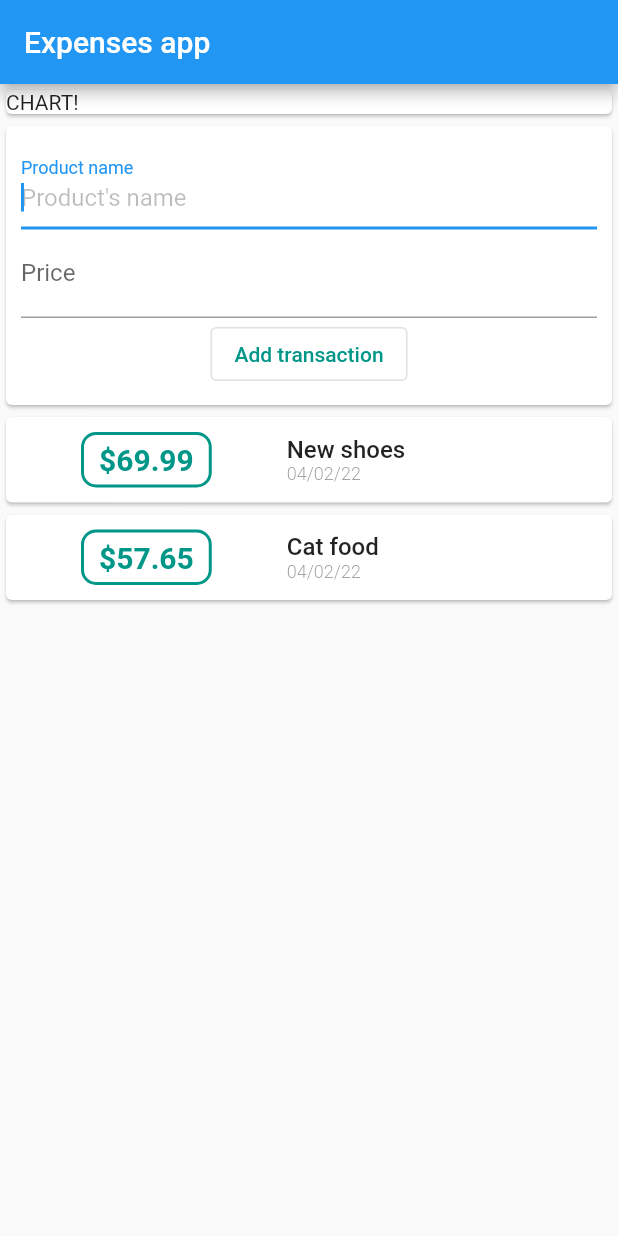
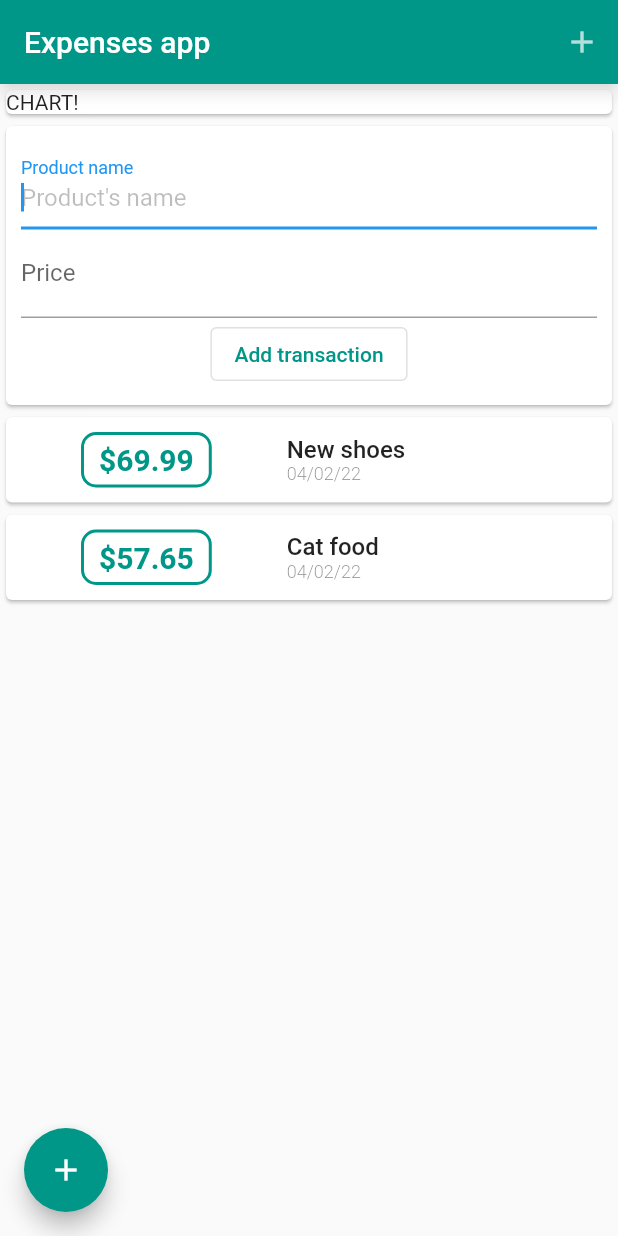
Before and after one commit to analubarreto/expenses_app, a Flutter app: the screen it shows after launch, after a tap on "Add transaction", on a phone screen of 412 x 824 dp. Run offline on Flutter 3.47's test engine with Material 2 defaults, Android fonts, the phone set to English and light mode, and no system bars.

Commit message:
added action buttons

```diff
--- a/lib/main.dart
+++ b/lib/main.dart
@@ -1,12 +1,14 @@
 import 'widgets/user_transactions.dart';
 import 'package:flutter/material.dart';
 
-void main() => runApp(MyApp());
+void main() => runApp(const MyApp());
 
 class MyApp extends StatelessWidget {
+  const MyApp({Key? key}) : super(key: key);
+
   @override
   Widget build(BuildContext context) {
-    return MaterialApp(
+    return const MaterialApp(
       title: 'Expenses app',
       home: MyHomePage(),
     );
@@ -14,10 +16,24 @@ class MyApp extends StatelessWidget {
 }
 
 class MyHomePage extends StatelessWidget {
+  const MyHomePage({Key? key}) : super(key: key);
+
   @override
   Widget build(BuildContext context) {
     return Scaffold(
       appBar: AppBar(
+        centerTitle: false,
+        backgroundColor: Colors.teal,
+        shadowColor: Colors.black45,
+        actions: <Widget>[
+          IconButton(
+            onPressed: () {},
+            icon: const Icon(
+              Icons.add,
+              color: Colors.white70,
+            ),
+          ),
+        ],
         title: const Text('Expenses app'),
       ),
       body: Column(
@@ -29,6 +45,12 @@ class MyHomePage extends StatelessWidget {
           UserTransaction()
         ],
       ),
+      floatingActionButtonLocation: FloatingActionButtonLocation.startFloat,
+      floatingActionButton: FloatingActionButton(
+        backgroundColor: Colors.teal,
+        child: const Icon(Icons.add),
+        onPressed: () {},
+      ),
     );
   }
 }
--- a/lib/widgets/new_transactions.dart
+++ b/lib/widgets/new_transactions.dart
@@ -7,6 +7,15 @@ class NewTransaction extends StatelessWidget {
   final Function addNewTransaction;
 
   NewTransaction({Key? key, required this.addNewTransaction}) : super(key: key);
+
+  void submitData() {
+    final enteredTitle = titleController.text;
+    final enteredAmount = double.parse(amountController.text);
+    if (enteredTitle.isEmpty || enteredAmount <= 0) {
+      return;
+    }
+    addNewTransaction(enteredTitle, enteredAmount);
+  }
 
   @override
   Widget build(BuildContext context) {
@@ -18,6 +27,7 @@ class NewTransaction extends StatelessWidget {
             TextField(
               enableSuggestions: true,
               autofocus: true,
+              onSubmitted: (_) => submitData(),
               decoration: const InputDecoration(
                 hintText: 'Product\'s name',
                 hintStyle: TextStyle(color: Colors.black26),
@@ -29,6 +39,9 @@ class NewTransaction extends StatelessWidget {
             TextField(
               enableSuggestions: true,
               autofocus: true,
+              keyboardType:
+                  const TextInputType.numberWithOptions(decimal: true),
+              onSubmitted: (_) => submitData(),
               decoration: const InputDecoration(
                 hintText: 'Products\'s price',
                 hintStyle: TextStyle(color: Colors.black26),
@@ -38,10 +51,7 @@ class NewTransaction extends StatelessWidget {
               controller: amountController,
             ),
             OutlinedButton(
-              onPressed: () {
-                addNewTransaction(
-                    titleController.text, double.parse(amountController.text));
-              },
+              onPressed: submitData,
               child: const Text('Add transaction'),
               style: TextButton.styleFrom(
                   primary: Colors.teal,
--- a/lib/widgets/transaction_list.dart
+++ b/lib/widgets/transaction_list.dart
@@ -34,7 +34,7 @@ class TransactionsList extends StatelessWidget {
                   padding:
                       const EdgeInsets.symmetric(vertical: 5, horizontal: 10),
                   child: Text(
-                    '\$${userTransactions[index].amount}',
+                    '\$${userTransactions[index].amount.toStringAsFixed(2)}',
                     style: const TextStyle(
                         fontWeight: FontWeight.w700,
                         fontSize: 20,
```
